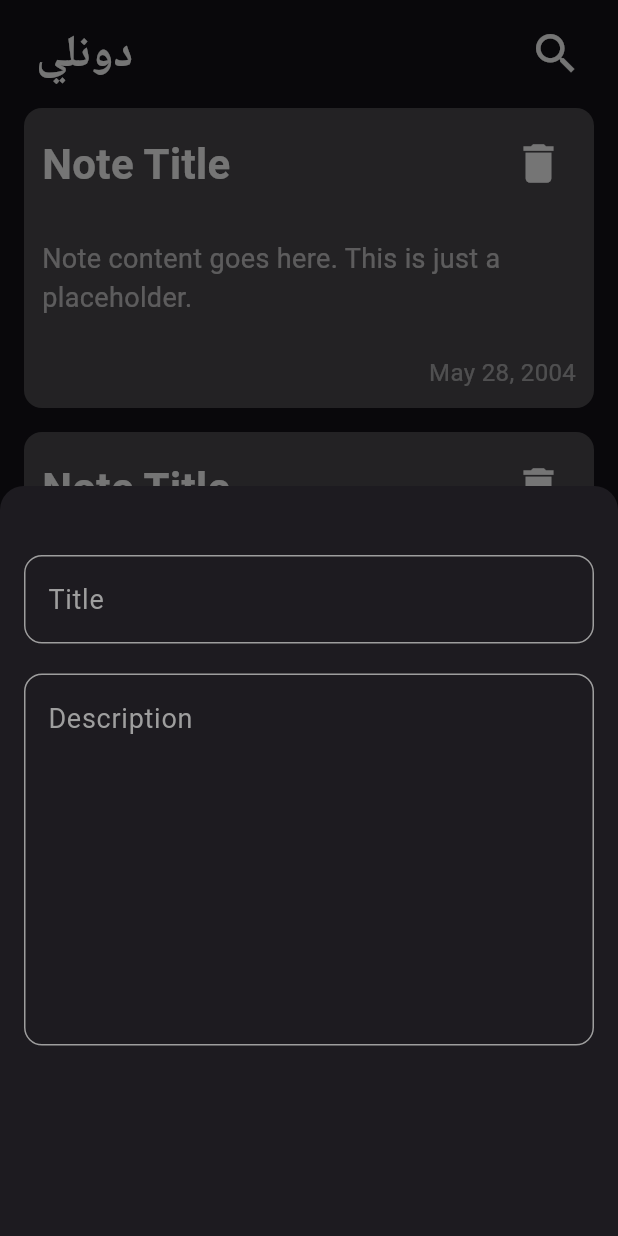
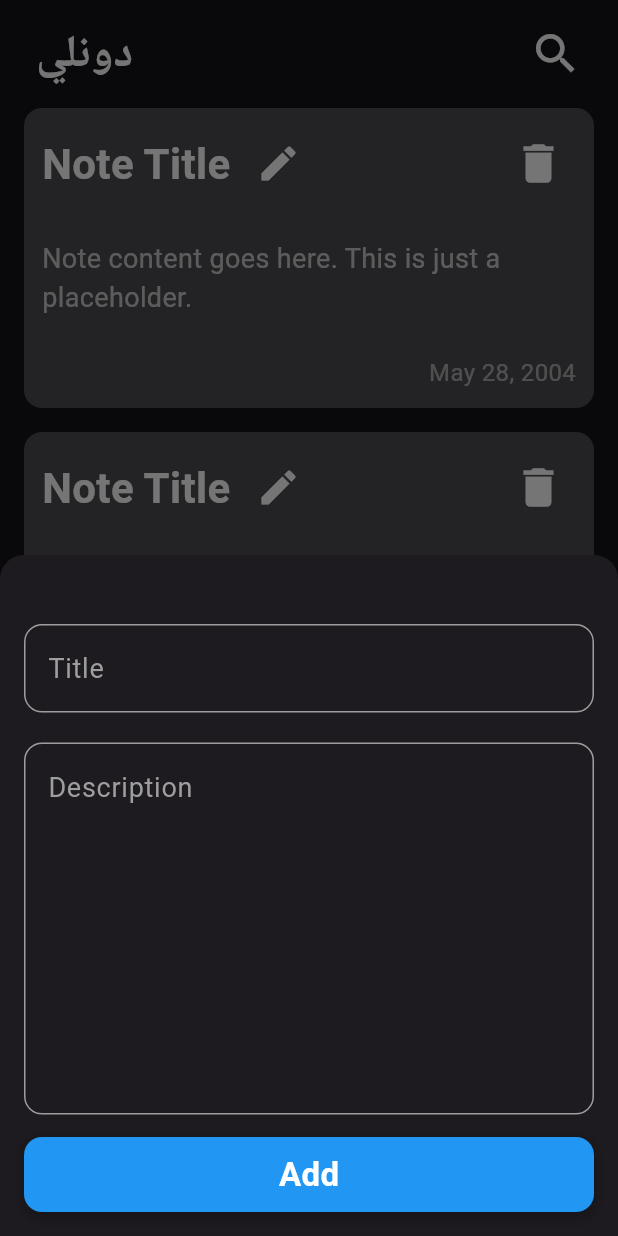
Before and after one commit to YoussefShawky0/notes_app, a Flutter app: the screen it shows after launch, after a tap on the "add" icon, on a phone screen of 412 x 824 dp. Run offline on Flutter 3.47's test engine with Material 3 defaults, Android fonts, the phone set to English and light mode, and no system bars.

```diff
--- a/lib/main.dart
+++ b/lib/main.dart
@@ -1,4 +1,5 @@
 import 'package:flutter/material.dart';
+import 'package:notes_app/views/edit_note_view.dart';
 import 'package:notes_app/views/notes_view.dart';
 
 void main() {
@@ -12,7 +13,8 @@ class NotesApp extends StatelessWidget {
   Widget build(BuildContext context) {
     return MaterialApp(
       debugShowCheckedModeBanner: false,
-      routes: {NotesView.id: (context) => const NotesView()},
+      routes: {NotesView.id: (context) => const NotesView(),
+        EditNoteView.id: (context) => const EditNoteView()},
       initialRoute: NotesView.id,
     );
   }
--- a/lib/widgets/add_note_bottom_sheet.dart
+++ b/lib/widgets/add_note_bottom_sheet.dart
@@ -1,4 +1,5 @@
 import 'package:flutter/material.dart';
+import 'package:notes_app/widgets/custom_bottom.dart';
 import 'package:notes_app/widgets/custom_txt_field.dart';
 
 class AddNoteBottomSheet extends StatelessWidget {
@@ -6,21 +7,25 @@ class AddNoteBottomSheet extends StatelessWidget {
 
   @override
   Widget build(BuildContext context) {
-    return Container(
+    return SingleChildScrollView(
+      child: Container(
         padding: EdgeInsets.only(
           top: 16,
           left: 16,
           right: 16,
           bottom: MediaQuery.of(context).viewInsets.bottom + 16,
         ),
-      height: 500,
         child: Column(
+          mainAxisSize: MainAxisSize.min,
           children: const [
             SizedBox(height: 30),
             CustomTextField(hintTxt: 'Title'),
             SizedBox(height: 20),
             CustomTextField(hintTxt: 'Description', maxLines: 9),
+            SizedBox(height: 15),
+            CustomBottom(txt: "Add"),
           ],
+        ),
       ),
     );
   }
--- /dev/null
+++ b/lib/widgets/custom_bottom.dart
@@ -0,0 +1,37 @@
+import 'package:flutter/material.dart';
+
+class CustomBottom extends StatelessWidget {
+  const CustomBottom({super.key, required this.txt});
+  final String txt;
+
+  @override
+  Widget build(BuildContext context) {
+    return Container(
+      decoration: BoxDecoration(
+        color: Colors.blue,
+        borderRadius: BorderRadius.circular(12),
+        boxShadow: [
+          BoxShadow(
+            // ignore: deprecated_member_use
+            color: Colors.black.withOpacity(0.2),
+            spreadRadius: 2,
+            blurRadius: 5,
+            offset: const Offset(0, 3),
+          ),
+        ],
+      ),
+      height: 50,
+      width: MediaQuery.of(context).size.width,
+      child: Center(
+        child: Text(
+          txt,
+          style: TextStyle(
+            color: Colors.white,
+            fontSize: 22,
+            fontWeight: FontWeight.bold,
+          ),
+        ),
+      ),
+    );
+  }
+}
--- a/lib/widgets/custom_note_container.dart
+++ b/lib/widgets/custom_note_container.dart
@@ -1,4 +1,5 @@
 import 'package:flutter/material.dart';
+import 'package:notes_app/views/edit_note_view.dart';
 // import 'package:notes_app/models/note_data_model.dart';
 
 class CustomNoteContainer extends StatelessWidget {
@@ -31,6 +32,14 @@ class CustomNoteContainer extends StatelessWidget {
                       fontWeight: FontWeight.bold,
                       color: Colors.white,
                     ),
+                  ),
+                  const SizedBox(width: 8),
+
+                  IconButton(
+                    onPressed: () {
+                      Navigator.pushNamed(context, EditNoteView.id);
+                    },
+                    icon: const Icon(Icons.edit, color: Colors.white, size: 30),
                   ),
                   Spacer(),
                   IconButton(
--- a/lib/widgets/notes_view_body.dart
+++ b/lib/widgets/notes_view_body.dart
@@ -10,6 +10,7 @@ class NotesViewBody extends StatelessWidget {
     return Scaffold(
       body: const NotesViewList(),
       floatingActionButton: FloatingActionButton(
+        backgroundColor: Colors.blueGrey,
         onPressed: () {
           showModalBottomSheet(
             isScrollControlled: true,
```
Also changed, not shown: lib/views/edit_note_view.dart (added, +43 -0 lines). Lines whose indentation alone changed are shown as unchanged.
